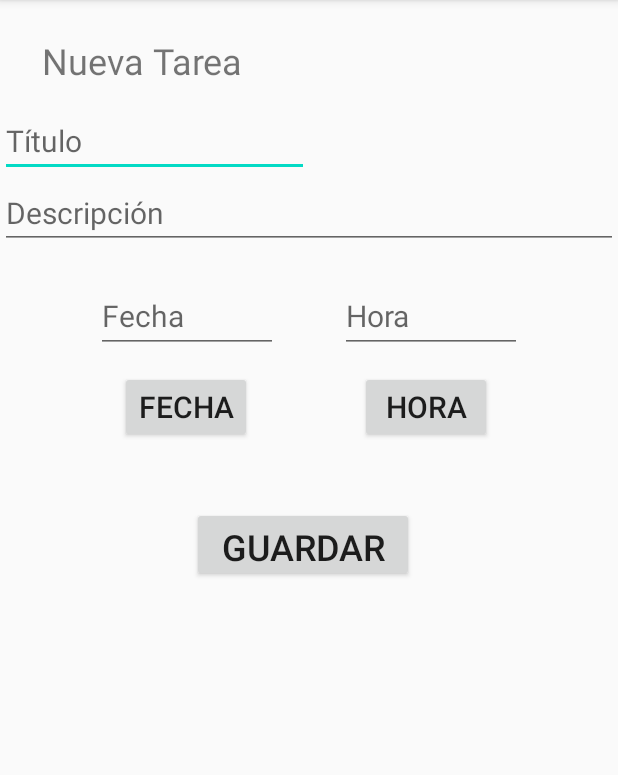
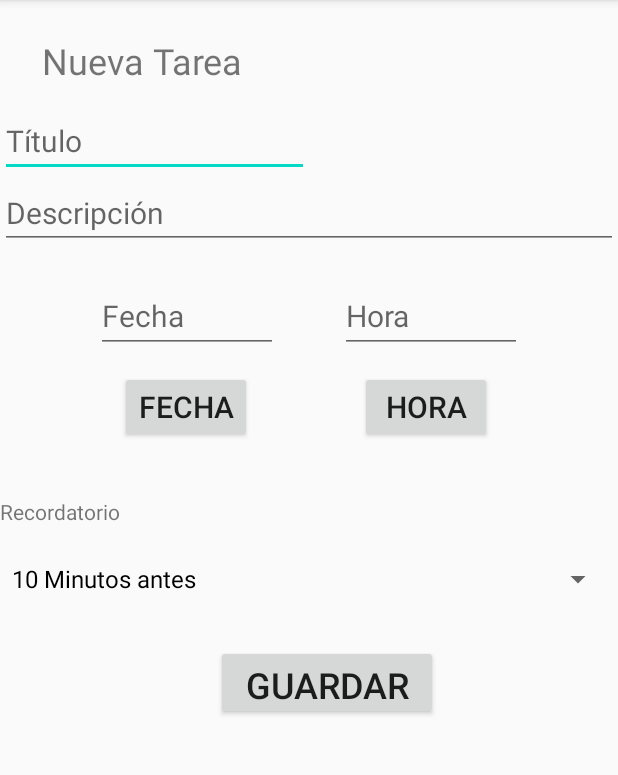
Before and after one commit to Mickybrujo/Organizador, an Android app: the NuevoActivity screen opened directly, with no data from a screen before it, on a phone screen of 412 x 824 dp, the part 84-859 px from its top. Run offline under Robolectric (Android 15) with nearby library versions, the phone set to English and light mode, and no system bars.

```diff
--- a/Organizador/app/src/main/java/com/cdp/organizador/MainActivity.java
+++ b/Organizador/app/src/main/java/com/cdp/organizador/MainActivity.java
@@ -9,6 +9,7 @@ import android.os.Bundle;
 import android.view.Menu;
 import android.view.MenuInflater;
 import android.view.MenuItem;
+import android.widget.Spinner;
 
 import com.cdp.organizador.adaptadores.ListaTareasAdapter;
 import com.cdp.organizador.db.DbTareas;
@@ -34,6 +35,9 @@ public class MainActivity extends AppCompatActivity {
 
         ListaTareasAdapter adapter = new ListaTareasAdapter(dbTareas.mostrarTareas());
         listaTareas.setAdapter(adapter);
+
+
+
     }
 
     public boolean onCreateOptionsMenu(Menu menu){
--- a/Organizador/app/src/main/java/com/cdp/organizador/NuevoActivity.java
+++ b/Organizador/app/src/main/java/com/cdp/organizador/NuevoActivity.java
@@ -7,9 +7,11 @@ import android.app.TimePickerDialog;
 import android.content.Intent;
 import android.os.Bundle;
 import android.view.View;
+import android.widget.ArrayAdapter;
 import android.widget.Button;
 import android.widget.DatePicker;
 import android.widget.EditText;
+import android.widget.Spinner;
 import android.widget.TimePicker;
 import android.widget.Toast;
 
@@ -22,6 +24,7 @@ public class NuevoActivity extends AppCompatActivity implements View.OnClickList
     private int a, m, d, h, n;
     EditText txtTitulo, txtDescripcion, txtFecha, txtHora;
     Button btnGuarda, btnFecha, btnHora;
+    Spinner recordatorio;
 
     @Override
     protected void onCreate(Bundle savedInstanceState) {
@@ -38,6 +41,11 @@ public class NuevoActivity extends AppCompatActivity implements View.OnClickList
         btnHora.setOnClickListener(this);
         btnGuarda = findViewById(R.id.btnGuarda);
         btnGuarda.setOnClickListener(this);
+        recordatorio=findViewById(R.id.spinnerRecordatorio);
+
+        String[] opciones = {"10 Minutos antes", "1 Día antes", "Sin recordatorio"};
+        ArrayAdapter<String> adapter = new ArrayAdapter<String>(this, R.layout.support_simple_spinner_dropdown_item, opciones);
+        recordatorio.setAdapter(adapter);
 
     }
 
--- a/Organizador/app/src/main/res/layout/activity_main.xml
+++ b/Organizador/app/src/main/res/layout/activity_main.xml
@@ -3,10 +3,19 @@
     xmlns:tools="http://schemas.android.com/tools"
     android:layout_width="match_parent"
     android:layout_height="match_parent"
-    tools:context=".MainActivity">
+    tools:context=".MainActivity"
+    android:orientation="horizontal">
 
     <androidx.recyclerview.widget.RecyclerView
         android:id="@+id/listaTareas"
         android:layout_width="match_parent"
         android:layout_height="wrap_content" />
+
+    <CheckBox
+        android:id="@+id/checkBox"
+        android:layout_width="wrap_content"
+        android:layout_height="fill_parent"
+        android:layout_alignParentLeft="true"
+        android:layout_centerVertical="true"/>
+
 </LinearLayout>
--- a/Organizador/app/src/main/res/layout/activity_nuevo.xml
+++ b/Organizador/app/src/main/res/layout/activity_nuevo.xml
@@ -38,12 +38,12 @@
         android:id="@+id/btnGuarda"
         android:layout_width="148dp"
         android:layout_height="50dp"
-        android:layout_marginStart="128dp"
-        android:layout_marginTop="172dp"
+        android:layout_marginStart="144dp"
+        android:layout_marginTop="20dp"
         android:text="Guardar"
         android:textSize="24sp"
         app:layout_constraintStart_toStartOf="parent"
-        app:layout_constraintTop_toBottomOf="@+id/txtDescripcion" />
+        app:layout_constraintTop_toBottomOf="@+id/spinnerRecordatorio" />
 
     <TextView
         android:id="@+id/textView2"
@@ -104,4 +104,21 @@
         app:layout_constraintStart_toEndOf="@+id/btnFecha"
         app:layout_constraintTop_toBottomOf="@+id/txtHora" />
 
+    <Spinner
+        android:id="@+id/spinnerRecordatorio"
+        android:layout_width="409dp"
+        android:layout_height="wrap_content"
+        android:layout_marginTop="196dp"
+        app:layout_constraintTop_toBottomOf="@+id/txtDescripcion"
+        tools:layout_editor_absoluteX="2dp" />
+
+    <TextView
+        android:id="@+id/textView"
+        android:layout_width="wrap_content"
+        android:layout_height="wrap_content"
+        android:layout_marginTop="36dp"
+        android:text="Recordatorio"
+        app:layout_constraintTop_toBottomOf="@+id/btnFecha"
+        tools:layout_editor_absoluteX="28dp" />
+
 </androidx.constraintlayout.widget.ConstraintLayout>
```
